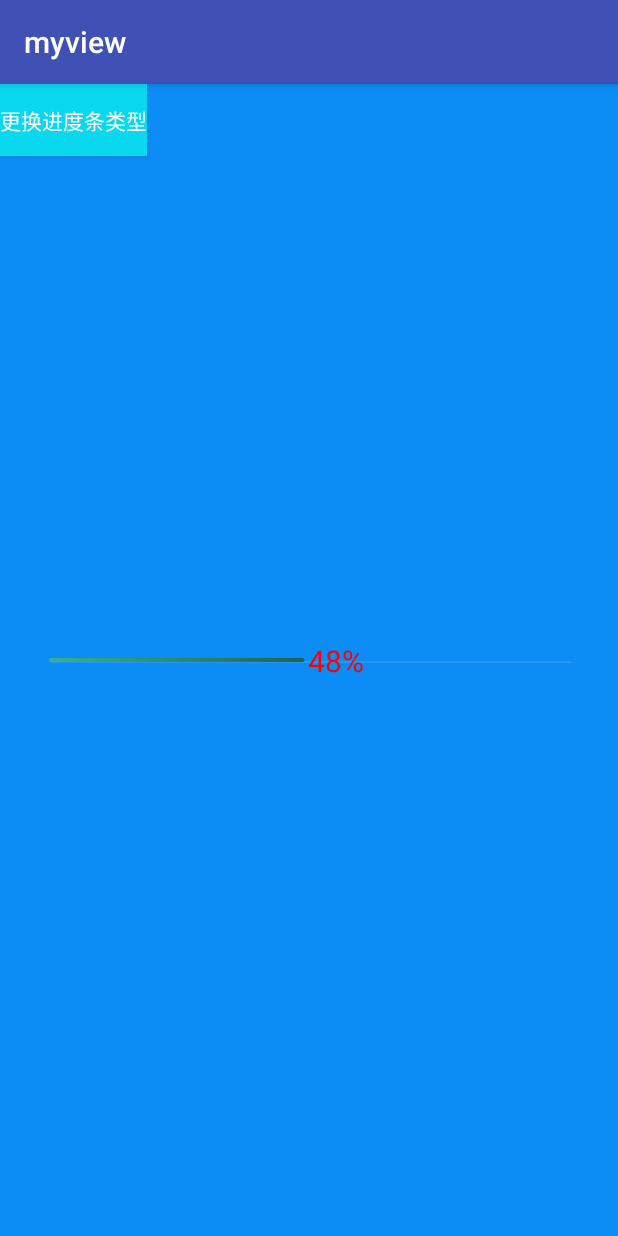
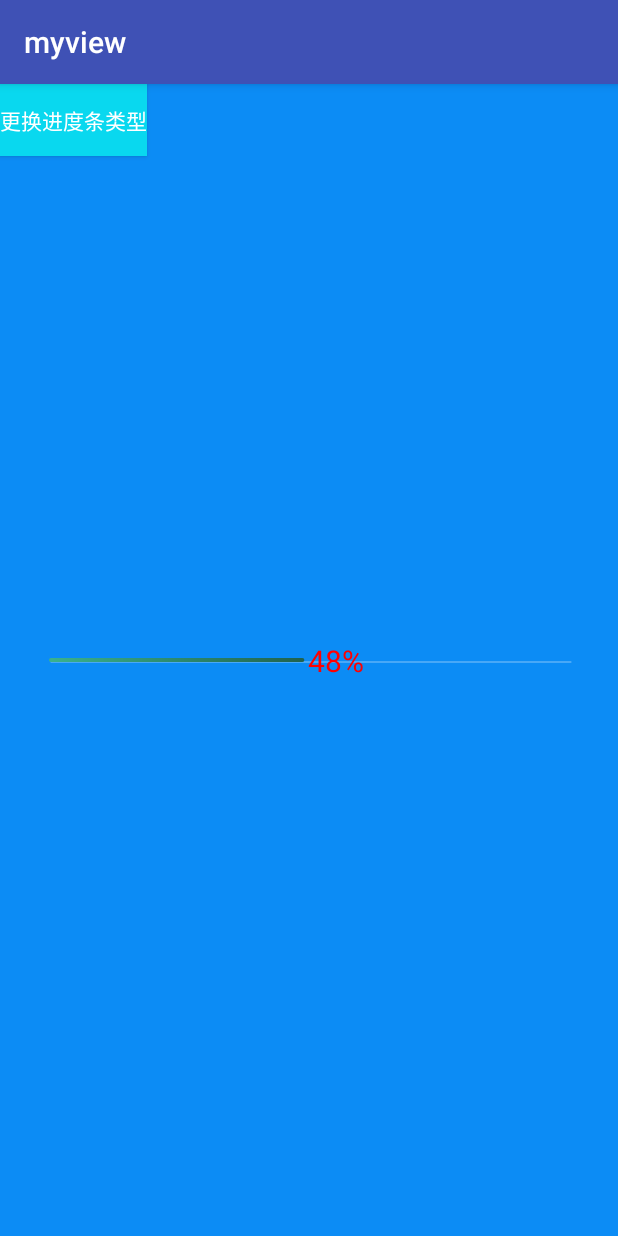
Before and after one commit to liuzhenhang/myview, an Android app: the LinearProgressViewActivity screen opened directly, with no data from a screen before it, on a phone screen of 412 x 824 dp. Run offline under Robolectric (Android 15) with nearby library versions, the light colour scheme and no system bars; our stand-ins replace ButterKnife.

Commit message:
细节
优化细节

```diff
--- a/app/src/main/java/lzh/myview/view/MyLinearProgressView.java
+++ b/app/src/main/java/lzh/myview/view/MyLinearProgressView.java
@@ -107,59 +107,36 @@ public class MyLinearProgressView extends View{
         pRect = new Rect();
     }
     private void initPaint() {
-        paint = new Paint();
-        paint.setStyle(Paint.Style.FILL);
-        paint.setColor( Color.parseColor("#ffffff"));
-        paint.setStrokeWidth(bgPaintSize/5);
+        paint = getPaint(Paint.Style.FILL,Color.parseColor("#ffffff"),bgPaintSize / 2);
         paint.setStrokeCap(Paint.Cap.ROUND);
+
+        mPaint = getPaint(Paint.Style.FILL,Color.RED,paintWidth);
+        mPaint.setStrokeCap(Paint.Cap.ROUND);
+
+        tPaint = getPaint(Paint.Style.FILL,Color.RED,paintWidth);
+        tPaint.setTextSize(textSize);
+
+        ttPaint =getPaint(Paint.Style.FILL,Color.WHITE,paintWidth);
+        ttPaint.setTextSize(textSize);
+
+        recPaint = getPaint(Paint.Style.FILL,Color.parseColor("#0c8cf5"),3);
+
+        recPaint1 =getPaint(Paint.Style.STROKE,Color.parseColor("#ffffff"),1);
+    }
+    private Paint getPaint(Paint.Style style ,int  color,float width){
+        Paint paint = new Paint(Paint.ANTI_ALIAS_FLAG);
+        paint.setStyle(style);
+        paint.setColor(color);
+        paint.setStrokeWidth(width);
         paint.setAntiAlias(true);
-
-        mPaint = new Paint();
-        mPaint.setStyle(Paint.Style.FILL);
-        //mPaint.setColor(Color.RED);
-        mPaint.setStrokeWidth(paintWidth);
-        mPaint.setStrokeCap(Paint.Cap.ROUND);
-        mPaint.setAntiAlias(true);
-
-        tPaint = new Paint();
-        tPaint.setStyle(Paint.Style.FILL);
-        tPaint.setColor(Color.RED);
-        tPaint.setStrokeWidth(paintWidth);
-        tPaint.setTextSize(textSize);
-        tPaint.setAntiAlias(true);
-
-        ttPaint = new Paint();
-        ttPaint.setStyle(Paint.Style.FILL);
-        ttPaint.setColor(Color.WHITE);
-        ttPaint.setStrokeWidth(paintWidth);
-        ttPaint.setTextSize(textSize);
-        ttPaint.setAntiAlias(true);
-
-        recPaint = new Paint();
-        recPaint.setStyle(Paint.Style.FILL);
-        recPaint.setColor(Color.parseColor("#0c8cf5"));
-
-        recPaint.setStrokeWidth(3);
-        recPaint.setAntiAlias(true);
-        recPaint1 = new Paint();
-        recPaint1.setStyle(Paint.Style.STROKE);
-        recPaint1.setColor(Color.parseColor("#ffffff"));
-        recPaint1.setStrokeWidth(1);
-        recPaint1.setAntiAlias(true);
-        recPaint2 = new Paint();
-        recPaint2.setStyle(Paint.Style.FILL);
-        recPaint2.setColor(Color.parseColor("#ffffff"));
-        recPaint2.setAntiAlias(true);
+        return paint;
     }
-
 
     @Override
     protected void onSizeChanged(int w, int h, int oldw, int oldh) {
         super.onSizeChanged(w, h, oldw, oldh);
         width = w;
         height = h;
-//        startX = paintWidth+pading;
-//        endX = width -pading;
         String text =(int) progress+"%";
         ttPaint.getTextBounds(text, 0, text.length(), tTextRect);
         float TextWidth = tTextRect.width();
@@ -196,21 +173,8 @@ public class MyLinearProgressView extends View{
         ttPaint.getTextBounds(text, 0, text.length(), tTextRect);
         float TextHeight = tTextRect.height();
         float TextWidth = tTextRect.width();
-
         tRect.set((float) (lenth-TextWidth/2-8f),(float)(height/2-2*TextHeight),(float)(lenth+TextWidth/2+8f),(float)(height/2-0.6*TextHeight));
-//        pRect.set((int) (lenth-TextWidth/2-8f),(int)(height/2-2*TextHeight),(int)(lenth+TextWidth/2+8f),(int)(height/2-0.2*TextHeight));
-
-
-        // 画矩形
-//        canvas.drawRect(tRect,recPaint);
-//        canvas.drawRoundRect(tRect,6,6,recPaint);
         canvas.drawRoundRect(tRect,6,6,recPaint1);
-//        Bitmap bitmap = BitmapFactory.decodeResource(mcontext.getResources(),R.mipmap.con_img_float);
-//        // 指定图片绘制区域(左上角的四分之一)
-//        Rect src = new Rect(0, 0, bitmap.getWidth(), bitmap.getHeight());
-//// 绘制图片
-//        canvas.drawBitmap(bitmap, src, pRect, null);
-//        //资源文件(drawable/mipmap/raw)中获取
         Paint.FontMetricsInt fontMetrics = ttPaint.getFontMetricsInt();
         // 获取baseLine
         int baseline = (int) (tRect.top + (tRect.bottom - tRect.top - fontMetrics.bottom + fontMetrics.top) / 2 - fontMetrics.top);
@@ -228,7 +192,6 @@ public class MyLinearProgressView extends View{
     }
 
     private void drawText(Canvas canvas) {
-
         String text =(int) progress+"%";
         tPaint.getTextBounds(text, 0, text.length(), tTextRect);
         float TextHeight = tTextRect.height();
@@ -259,8 +222,6 @@ public class MyLinearProgressView extends View{
     }
     /**
      * dp 2 px
-     *
-     * @param dpVal
      */
     protected int dp2px(int dpVal) {
         return (int) TypedValue.applyDimension(TypedValue.COMPLEX_UNIT_DIP,
--- a/app/src/main/res/layout/activity_circular_progress.xml
+++ b/app/src/main/res/layout/activity_circular_progress.xml
@@ -21,7 +21,7 @@
     app:endColor="#de072f"
     app:labelText="进度"
     app:labelTextSize="20sp"
-    app:progressTextSize="30sp"
+    app:progressTextSize="20dp"
     app:fTextSize="20sp"
     app:scaleCount="24"
     app:startColor="#82f2eb"
```
Also changed, not shown: app/src/main/java/lzh/myview/view/AuditprogressView.java (+1 -17 lines), app/src/main/java/lzh/myview/view/MyCircularProgressView.java (+25 -38 lines), app/src/main/java/lzh/myview/view/MyCouponView.java (+12 -16 lines), app/src/main/java/lzh/myview/view/MyEditText.java (+1 -8 lines), app/src/main/java/lzh/myview/view/MyScheduleView.java (+6 -24 lines).
